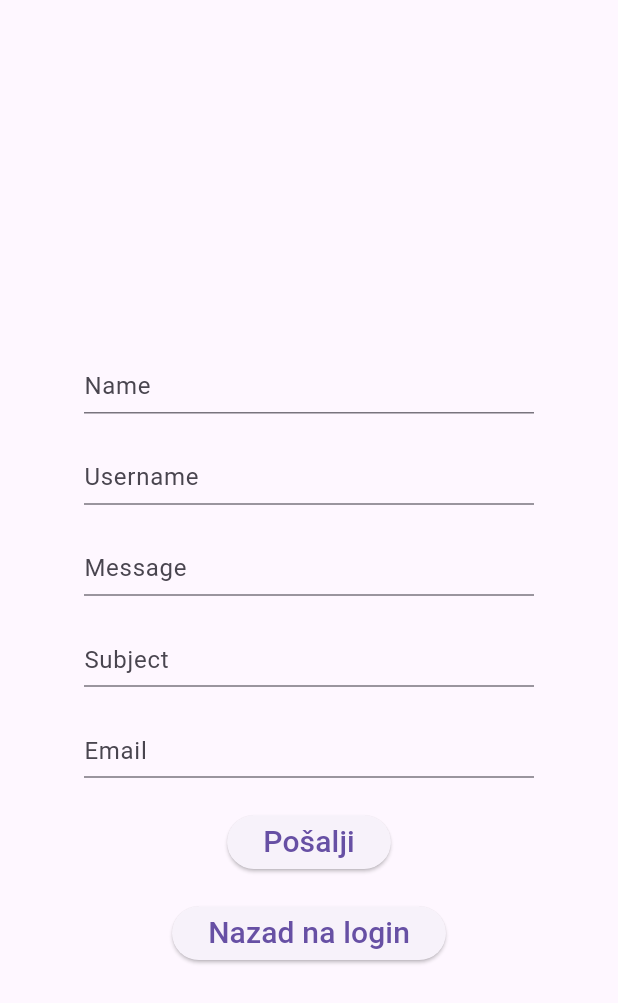
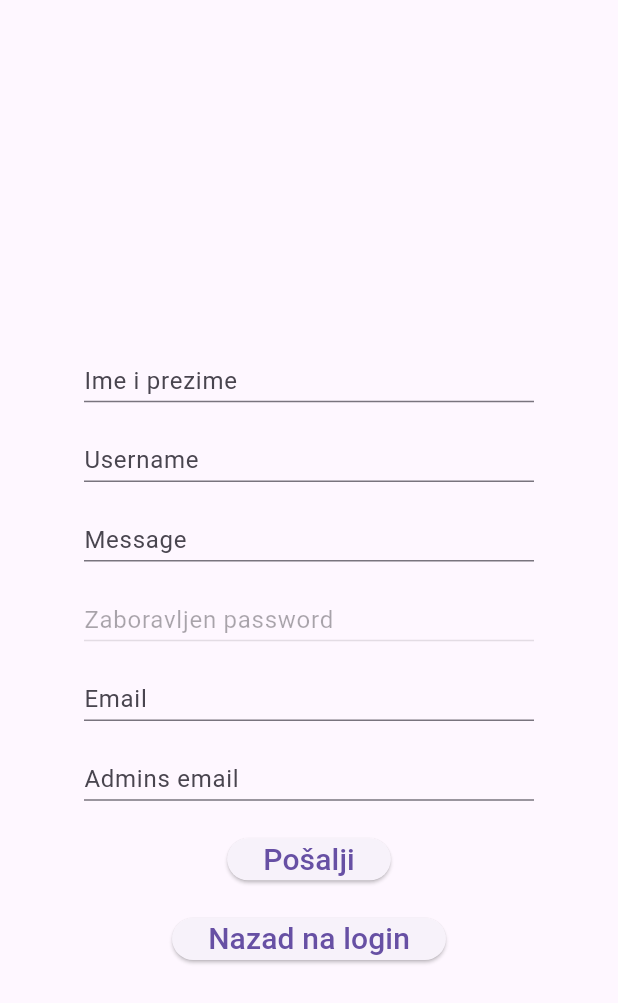
Before and after one commit to ajdin-aganovic/afk_android, a Flutter app: the screen it shows after launch, after a tap on "Forgot Password", on a phone screen of 412 x 824 dp. Shown: the top 1003 px of the screen. Run offline on Flutter 3.47's test engine with Material 3 defaults, Android fonts, the phone set to English and light mode, and no system bars; our stand-ins replace flutter_form_builder; missing offline and left inert: flutter_stripe; network calls fail.

Commit message:
resetPassworda

```diff
--- a/lib/screens/reset_password_screen.dart
+++ b/lib/screens/reset_password_screen.dart
@@ -17,6 +17,8 @@ class ContactPage extends StatefulWidget {
   final emailController = TextEditingController();
   final messageController = TextEditingController();
   final usernameController = TextEditingController();
+  final recipientController = TextEditingController();
+
 
   final ScrollController _vertical = ScrollController(), _horizontal = ScrollController();
 
@@ -35,8 +37,10 @@ class ContactPage extends StatefulWidget {
         "name":nameController.text,
         "user_name":usernameController.text,
         "message":messageController.text,
-        "subject":subjectController.text,
-        "user_email":emailController.text
+        "subject":"Zaboravljen password",
+        "user_email":emailController.text,
+        "recipient_email":recipientController.text,
+
       }
       })
     );
@@ -80,14 +84,13 @@ class _ContactPageState extends State<ContactPage> {
         //         scrollDirection: Axis.horizontal,
               child: Form(
               child: Column(children: [
-
                 Expanded(
                   child: TextFormField(
                     controller: nameController,
                     decoration: const InputDecoration(
                       // icon: const Icon(Icons.account_circle),
-                        labelText: 'Name',
-                        hintText: 'Name'),
+                      labelText: 'Ime i prezime',
+                      hintText: 'Vaše ime'),
                   ),
                 ),
                 const SizedBox(height: 25,),
@@ -97,7 +100,7 @@ class _ContactPageState extends State<ContactPage> {
                     decoration: const InputDecoration(
                       // icon: const Icon(Icons.account_circle),
                       labelText: 'Username',
-                        hintText: 'Username'),
+                      hintText: 'Vaš username'),
                   ),
                 ),
                 const SizedBox(height: 25,),
@@ -107,7 +110,7 @@ class _ContactPageState extends State<ContactPage> {
                     decoration: const InputDecoration(
                       // icon: const Icon(Icons.account_circle),
                       labelText: 'Message',
-                        hintText: 'Message'),
+                      hintText: 'Vaša poruka za ovaj mail'),
                   ),
                 ),
                 const SizedBox(height: 25,),
@@ -116,8 +119,8 @@ class _ContactPageState extends State<ContactPage> {
                     controller: subjectController,
                     decoration: const InputDecoration(
                       // icon: const Icon(Icons.account_circle),
-                        labelText: 'Subject',
-                        hintText: 'Subject'),
+                      labelText: 'Zaboravljen password',
+                      enabled: false,),
                   ),
                 ),
                 const SizedBox(height: 25,),
@@ -127,7 +130,17 @@ class _ContactPageState extends State<ContactPage> {
                     decoration: const InputDecoration(
                       // icon: const Icon(Icons.account_circle),
                       labelText: 'Email',
-                        hintText: 'Email'),
+                      hintText: 'Vaš email'),
+                  ),
+                ),
+                const SizedBox(height: 25,),
+                Expanded(
+                  child: TextFormField(
+                    controller: recipientController,
+                    decoration: const InputDecoration(
+                      // icon: const Icon(Icons.account_circle),
+                      labelText: 'Admins email',
+                      hintText: 'Email administratora'),
                   ),
                 ),
                 const SizedBox(height: 25,),
@@ -139,6 +152,7 @@ class _ContactPageState extends State<ContactPage> {
                     emailController.text="";
                     messageController.text="";
                     usernameController.text="";
+                    recipientController.text="";
                     Navigator.pop(context);
                   }, child: const Text("Pošalji",
                   style: TextStyle(fontSize: 20),)),
@@ -146,6 +160,12 @@ class _ContactPageState extends State<ContactPage> {
                   const SizedBox(height: 25,),
                   Expanded(
                     child: ElevatedButton(onPressed: (){
+                    nameController.text="";
+                    subjectController.text="";
+                    emailController.text="";
+                    messageController.text="";
+                    usernameController.text="";
+                    recipientController.text="";
                       Navigator.of(context).push(
                       MaterialPageRoute(
                         // builder: (context) => HomePage(naziv: username,),
```
Lines whose indentation alone changed are shown as unchanged.
